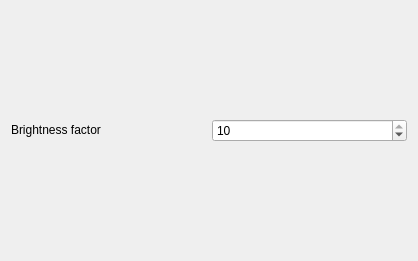
Before: the Qt Designer form pattern.ui in keshavbhatt/ColorPicker, drawn with Qt 5.
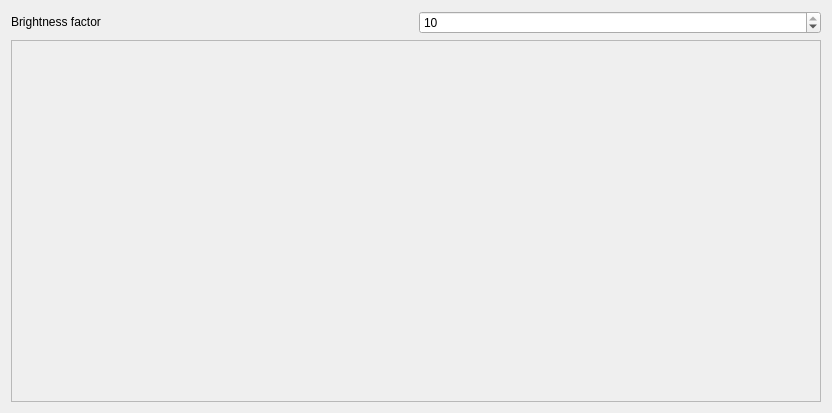
After: the same form once the commit is applied.

Commit message: added scrollArea to show pattern, makes UI adaptive for small screens.

Diff of the .ui file:
```diff
--- a/pattern.ui
+++ b/pattern.ui
@@ -6,8 +6,8 @@
    <rect>
     <x>0</x>
     <y>0</y>
-    <width>418</width>
-    <height>261</height>
+    <width>832</width>
+    <height>413</height>
    </rect>
   </property>
   <property name="windowTitle">
@@ -45,7 +45,30 @@
     </layout>
    </item>
    <item>
-    <layout class="QGridLayout" name="gridLayout"/>
+    <widget class="QScrollArea" name="scrollArea">
+     <property name="widgetResizable">
+      <bool>true</bool>
+     </property>
+     <widget class="QWidget" name="scrollAreaWidgetContents_2">
+      <property name="geometry">
+       <rect>
+        <x>0</x>
+        <y>0</y>
+        <width>812</width>
+        <height>359</height>
+       </rect>
+      </property>
+      <layout class="QVBoxLayout" name="verticalLayout_2">
+       <item>
+        <layout class="QGridLayout" name="gridLayout">
+         <property name="topMargin">
+          <number>0</number>
+         </property>
+        </layout>
+       </item>
+      </layout>
+     </widget>
+    </widget>
    </item>
   </layout>
  </widget>
```
The commit also changes 1 other file.
